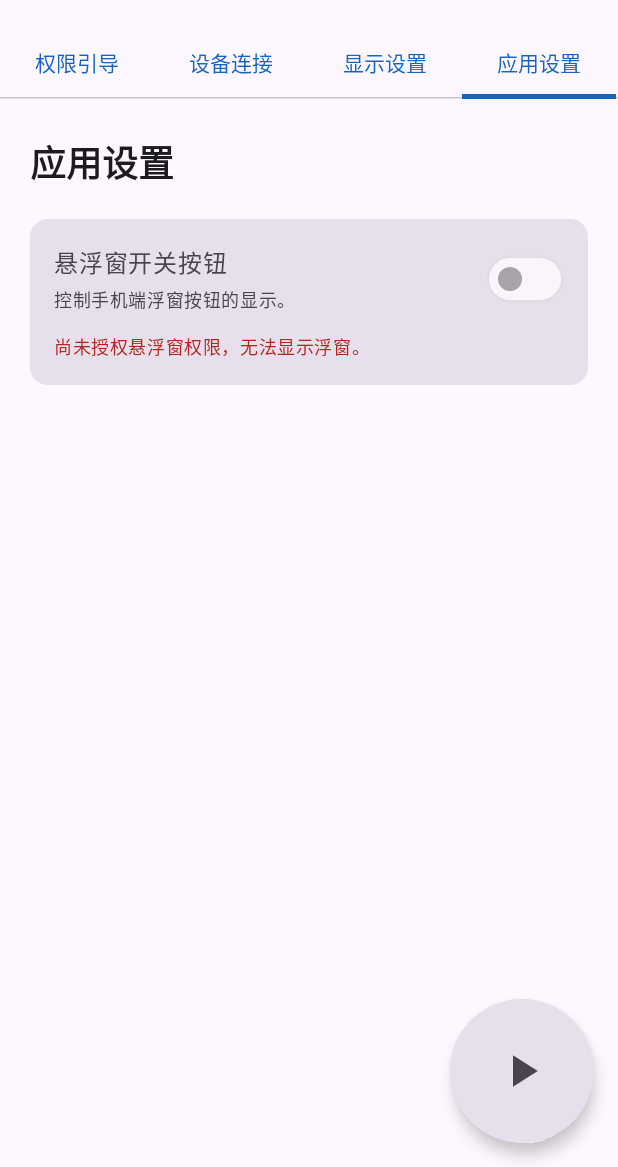
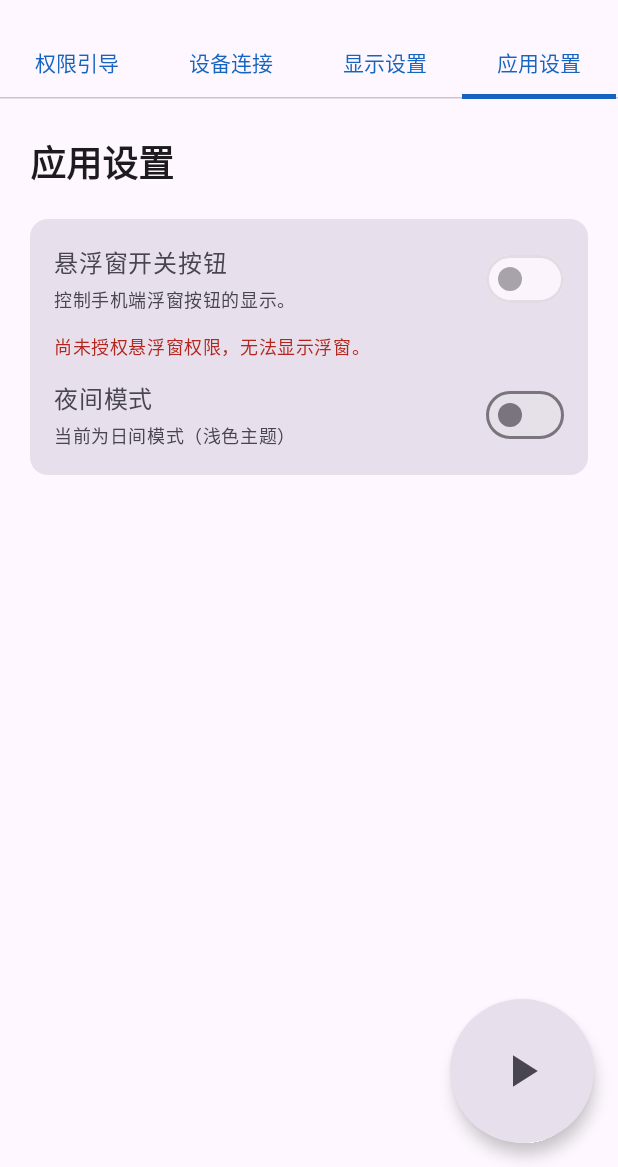
Before and after one commit to conclean/GlassesReader, an Android app built with Jetpack Compose: the screen it shows after launch (MainActivity), tab 4 chosen, on a phone screen of 412 x 824 dp, the part 69-1236 px from its top. Run offline under Robolectric (Android 15) with nearby library versions, the phone set to English and light mode, and no system bars; libraries missing offline, so code that uses them is left out: com.lzf.easyfloat, com.rokid.cxr; 1 statement that could not run was skipped.

Commit message:
更新日间模式。增加开关按钮在眼镜中退出自定义页面后的重启页面能力

```diff
--- a/app/src/main/java/com/app/glassesreader/MainActivity.kt
+++ b/app/src/main/java/com/app/glassesreader/MainActivity.kt
@@ -8,6 +8,7 @@ import android.content.Context
 import android.content.Intent
 import android.content.SharedPreferences
 import android.content.pm.PackageManager
+import android.content.res.Configuration
 import android.net.Uri
 import android.os.Build
 import android.os.Bundle
@@ -34,6 +35,7 @@ import androidx.compose.foundation.layout.size
 import androidx.compose.foundation.shape.CircleShape
 import androidx.compose.foundation.rememberScrollState
 import androidx.compose.foundation.verticalScroll
+import androidx.compose.foundation.isSystemInDarkTheme
 import androidx.compose.material.icons.Icons
 import androidx.compose.material.icons.filled.CheckCircle
 import androidx.compose.material.icons.filled.ErrorOutline
@@ -100,6 +102,7 @@ class MainActivity : ComponentActivity() {
     private var userDisabledService by mutableStateOf(false)
     private var overlayUIEnabled by mutableStateOf(false)
     private var showAutoReconnectFailedDialog by mutableStateOf(false)
+    private var isDarkTheme by mutableStateOf(false)
     private lateinit var appPrefs: SharedPreferences
     private val prefsListener =
         SharedPreferences.OnSharedPreferenceChangeListener { _, key ->
@@ -150,6 +153,9 @@ class MainActivity : ComponentActivity() {
         readerEnabled = appPrefs.getBoolean(KEY_READER_ENABLED, false)
         glassBrightness = appPrefs.getInt(KEY_LAST_BRIGHTNESS, DEFAULT_BRIGHTNESS)
             .coerceIn(MIN_BRIGHTNESS, MAX_BRIGHTNESS)
+        // 读取主题设置，默认跟随系统
+        val systemDarkMode = (resources.configuration.uiMode and Configuration.UI_MODE_NIGHT_MASK) == Configuration.UI_MODE_NIGHT_YES
+        isDarkTheme = appPrefs.getBoolean(KEY_DARK_THEME, systemDarkMode)
 
         // 初始化连接管理器并尝试自动重连
         connectionManager.init(this)
@@ -188,10 +194,29 @@ class MainActivity : ComponentActivity() {
         requiredSdkPermissions = createRequiredSdkPermissionArray()
         // 初始化 CxrCustomViewManager
         CxrCustomViewManager.init(this)
+        // 设置自定义页面状态监听器，监听外部关闭事件
+        CxrCustomViewManager.setViewStateListener(object : CxrCustomViewManager.ViewStateListener {
+            override fun onViewStateChanged(isActive: Boolean) {
+                Log.d(LOG_TAG, "Custom view state changed: isActive=$isActive, readerEnabled=$readerEnabled")
+                // 如果页面被外部关闭（isActive=false），但读屏服务应该开启（readerEnabled=true）
+                // 说明页面被外部关闭了，需要同步状态或重新打开
+                if (!isActive && readerEnabled && glassesConnected) {
+                    Log.d(LOG_TAG, "Custom view closed externally, attempting to reopen...")
+                    // 延迟一点时间再尝试重新打开，避免频繁重试
+                    android.os.Handler(android.os.Looper.getMainLooper()).postDelayed({
+                        if (readerEnabled && glassesConnected && !CxrCustomViewManager.isViewActive()) {
+                            CxrCustomViewManager.ensureInitialized()
+                        }
+                    }, 500)
+                }
+                // 刷新 UI 状态
+                refreshPermissionStates()
+            }
+        })
         refreshPermissionStates()
 
         setContent {
-            GlassesReaderTheme {
+            GlassesReaderTheme(darkTheme = isDarkTheme) {
                 Surface(modifier = Modifier.fillMaxSize()) {
                     MainScreen(
                         uiState = buildMainUiState(),
@@ -203,6 +228,7 @@ class MainActivity : ComponentActivity() {
                         onOpenDeviceScan = ::openDeviceScan,
                         onToggleService = ::onToggleReaderRequested,
                         onOverlaySettingChange = ::onOverlaySettingChange,
+                        onThemeChange = ::onThemeChange,
                         onShowMessage = ::showToast,
                         onBrightnessChange = ::onBrightnessChange
                     )
@@ -258,7 +284,12 @@ class MainActivity : ComponentActivity() {
 
         if (sdkPermissionsGranted) {
             checkConnectionStatus()
-            if (glassesConnected) {
+            if (glassesConnected && readerEnabled) {
+                // 只有当读屏服务开启且眼镜已连接时，才确保自定义页面打开
+                // 如果页面被外部关闭，这里会尝试重新打开
+                if (!CxrCustomViewManager.isViewActive()) {
+                    Log.d(LOG_TAG, "Reader enabled but view closed, ensuring initialized...")
+                }
                 CxrCustomViewManager.ensureInitialized()
             }
         } else {
@@ -425,6 +456,12 @@ class MainActivity : ComponentActivity() {
 
     private fun setReaderEnabled(enable: Boolean, userInitiated: Boolean) {
         if (enable == readerEnabled) {
+            // 即使状态相同，也要检查页面是否真的打开
+            // 如果应该开启但页面已关闭，需要重新打开
+            if (enable && glassesConnected && !CxrCustomViewManager.isViewActive()) {
+                Log.d(LOG_TAG, "Reader should be enabled but view is closed, reopening...")
+                CxrCustomViewManager.ensureInitialized()
+            }
             return
         }
         if (enable) {
@@ -433,6 +470,14 @@ class MainActivity : ComponentActivity() {
             readerEnabled = true
             if (userInitiated) {
                 userDisabledService = false
+            }
+            // 开启读屏时，确保自定义页面已打开
+            if (glassesConnected) {
+                // 检查页面状态，如果已关闭则重新打开
+                if (!CxrCustomViewManager.isViewActive()) {
+                    Log.d(LOG_TAG, "Opening custom view when enabling reader...")
+                    CxrCustomViewManager.ensureInitialized()
+                }
             }
         } else {
             TextOverlayService.disableReader(this)
@@ -527,7 +572,8 @@ class MainActivity : ComponentActivity() {
             brightness = glassBrightness,
             customViewRunning = CxrCustomViewManager.isViewActive(),
             toggleReasons = collectMissingReasons(),
-            hasSavedConnectionInfo = connectionManager.hasSavedConnectionInfo()
+            hasSavedConnectionInfo = connectionManager.hasSavedConnectionInfo(),
+            isDarkTheme = isDarkTheme
         )
     }
 
@@ -561,8 +607,11 @@ class MainActivity : ComponentActivity() {
                 TextOverlayService.disableOverlay(this)
             }
         }
-        maybeAutoControlReader()
-        updateReaderAvailability()
+    }
+
+    private fun onThemeChange(isDark: Boolean) {
+        isDarkTheme = isDark
+        appPrefs.edit().putBoolean(KEY_DARK_THEME, isDarkTheme).apply()
     }
 
     private fun showToast(message: String) {
@@ -578,6 +627,7 @@ class MainActivity : ComponentActivity() {
         private const val KEY_READER_ENABLED = "reader_enabled"
         private const val KEY_USER_DISABLED_READER = "user_disabled_reader"
         private const val KEY_LAST_BRIGHTNESS = "glass_brightness"
+        private const val KEY_DARK_THEME = "dark_theme"
     }
 }
 
@@ -600,7 +650,8 @@ private data class MainUiState(
     val brightness: Int,
     val customViewRunning: Boolean,
     val toggleReasons: List<String>,
-    val hasSavedConnectionInfo: Boolean = false
+    val hasSavedConnectionInfo: Boolean = false,
+    val isDarkTheme: Boolean = false
 ) {
     val canToggleReader: Boolean
         get() = toggleReasons.isEmpty()
@@ -618,6 +669,7 @@ private fun MainScreen(
     onOpenDeviceScan: () -> Unit,
     onToggleService: () -> Unit,
     onOverlaySettingChange: (Boolean) -> Unit,
+    onThemeChange: (Boolean) -> Unit,
     onShowMessage: (String) -> Unit,
     onBrightnessChange: (Int) -> Unit
 ) {
@@ -688,6 +740,7 @@ private fun MainScreen(
                     uiState = uiState,
                     modifier = Modifier.fillMaxSize(),
                     onToggleOverlay = onOverlaySettingChange,
+                    onThemeChange = onThemeChange,
                     onShowMessage = onShowMessage
                 )
             }
@@ -895,6 +948,7 @@ private fun SettingsTabContent(
     uiState: MainUiState,
     modifier: Modifier = Modifier,
     onToggleOverlay: (Boolean) -> Unit,
+    onThemeChange: (Boolean) -> Unit,
     onShowMessage: (String) -> Unit
 ) {
     Column(
@@ -973,8 +1027,38 @@ private fun SettingsTabContent(
                         style = MaterialTheme.typography.bodySmall,
                         color = MaterialTheme.colorScheme.onSurfaceVariant
                     )
+                }
+
+                // 主题切换开关
+                Row(
+                    modifier = Modifier.fillMaxWidth(),
+                    horizontalArrangement = Arrangement.SpaceBetween,
+                    verticalAlignment = Alignment.CenterVertically
+                ) {
+                    Column(
+                        verticalArrangement = Arrangement.spacedBy(4.dp)
+                    ) {
+                        Text(
+                            text = "夜间模式",
+                            style = MaterialTheme.typography.bodyLarge,
+                            fontWeight = FontWeight.Medium
+                        )
+                        Text(
+                            text = if (uiState.isDarkTheme) {
+                                "当前为夜间模式（深色主题）"
+                            } else {
+                                "当前为日间模式（浅色主题）"
+                            },
+                            style = MaterialTheme.typography.bodySmall,
+                            color = MaterialTheme.colorScheme.onSurfaceVariant
+                        )
+                    }
+                    Switch(
+                        checked = uiState.isDarkTheme,
+                        onCheckedChange = onThemeChange
+                    )
+                }
             }
-        }
         }
     }
 }
--- a/app/src/main/java/com/app/glassesreader/sdk/CxrCustomViewManager.kt
+++ b/app/src/main/java/com/app/glassesreader/sdk/CxrCustomViewManager.kt
@@ -75,6 +75,28 @@ object CxrCustomViewManager {
     private var removeFirstLineCount: Int = DEFAULT_LINE_COUNT
     private var removeLastLineCount: Int = DEFAULT_LINE_COUNT
     private var context: Context? = null
+
+    /**
+     * 页面状态变化监听器
+     * 用于通知外部页面状态的变化（打开/关闭）
+     */
+    interface ViewStateListener {
+        /**
+         * 页面状态变化回调
+         * @param isActive true 表示页面已打开，false 表示页面已关闭
+         */
+        fun onViewStateChanged(isActive: Boolean)
+    }
+
+    private var viewStateListener: ViewStateListener? = null
+
+    /**
+     * 设置页面状态变化监听器
+     * @param listener 监听器，传入 null 可取消监听
+     */
+    fun setViewStateListener(listener: ViewStateListener?) {
+        viewStateListener = listener
+    }
 
     /**
      * 初始化，设置 Context 并加载保存的设置
@@ -247,8 +269,13 @@ object CxrCustomViewManager {
         runCatching {
             if (!CxrApi.getInstance().isBluetoothConnected) {
                 Log.d(TAG, "Bluetooth not connected, skip opening custom view.")
+                val wasReady = viewReady
                 openRequested = false
                 viewReady = false
+                // 如果之前是打开状态，现在因为蓝牙断开而关闭，需要通知
+                if (wasReady) {
+                    viewStateListener?.onViewStateChanged(false)
+                }
                 return
             }
             registerListenerIfNeeded()
@@ -264,7 +291,21 @@ object CxrCustomViewManager {
                     openRequested = false
                 }
             } else if (viewReady) {
+                // 页面已打开且就绪，发送待处理的文本
                 deliverPendingTextIfNeeded()
+            } else {
+                // openRequested 为 true 但 viewReady 为 false
+                // 说明页面被外部关闭了（例如用户在眼镜端手动关闭），需要重新打开
+                Log.d(TAG, "View was closed externally (openRequested=true but viewReady=false), reopening...")
+                openRequested = false // 重置状态，允许重新打开
+                // 重新打开页面
+                val layoutJson = buildBaseLayoutJson()
+                openRequested = true
+                val status = CxrApi.getInstance().openCustomView(layoutJson)
+                Log.d(TAG, "Reopen custom view status: $status")
+                if (status == ValueUtil.CxrStatus.REQUEST_FAILED) {
+                    openRequested = false
+                }
             }
         }.onFailure { throwable ->
             Log.e(TAG, "ensureInitialized failed: ${throwable.message}", throwable)
@@ -352,6 +393,7 @@ object CxrCustomViewManager {
             // 参考文档：自定义页面场景.md 第4节
             val status = CxrApi.getInstance().closeCustomView()
             Log.d(TAG, "closeCustomView status: $status")
+            // 注意：onClosed() 回调会在 SDK 确认关闭后触发，这里不需要手动通知
         }.onFailure { throwable ->
             Log.e(TAG, "close custom view failed: ${throwable.message}", throwable)
         }
@@ -385,6 +427,7 @@ object CxrCustomViewManager {
             override fun onOpened() {
                 Log.d(TAG, "Custom view opened.")
                 viewReady = true
+                viewStateListener?.onViewStateChanged(true)
                 deliverPendingTextIfNeeded()
             }
 
@@ -396,6 +439,7 @@ object CxrCustomViewManager {
                 Log.e(TAG, "Custom view open failed: $errorCode")
                 viewReady = false
                 openRequested = false
+                viewStateListener?.onViewStateChanged(false)
             }
 
             /**
@@ -414,6 +458,7 @@ object CxrCustomViewManager {
                 Log.d(TAG, "Custom view closed.")
                 viewReady = false
                 openRequested = false
+                viewStateListener?.onViewStateChanged(false)
             }
         })
         listenerRegistered = true
```
Also changed, not shown: app/build.gradle.kts (+26 -2 lines), 1 other file.
